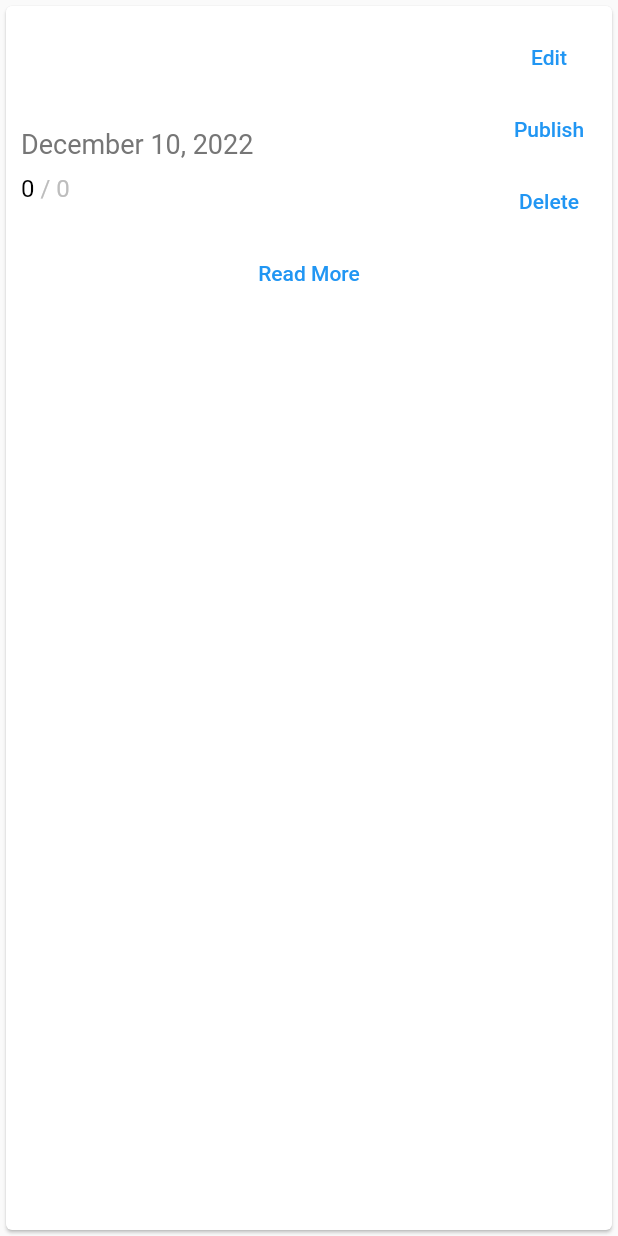
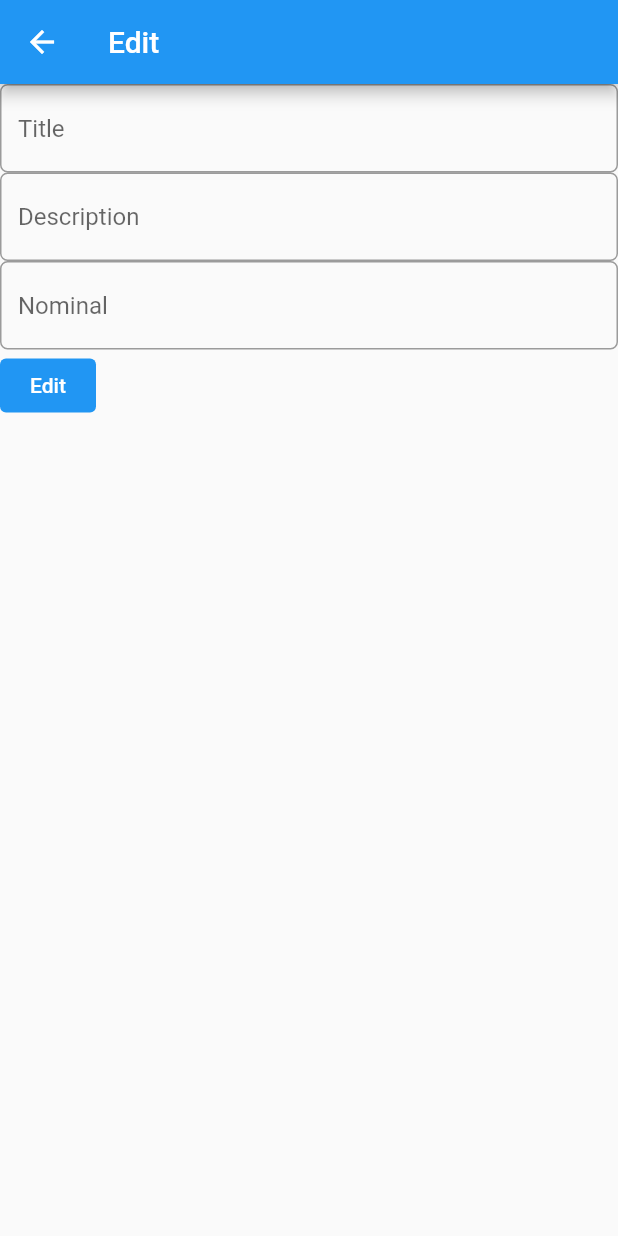
Before and after one commit to Insta-x/start-in-mobile, a Flutter app: the UserProjectCard widget shown alone on an empty page, opened directly with empty values, after a tap on "Edit", on a phone screen of 412 x 824 dp. Run offline on Flutter 3.47's test engine with Material 2 defaults, Android fonts, the phone set to English and light mode, and no system bars; missing offline and left inert: pbp_django_auth.

Commit message:
edit project

```diff
--- /dev/null
+++ b/lib/pages/projects/edit_project.dart
@@ -0,0 +1,164 @@
+import 'package:flutter/material.dart';
+import 'package:flutter/services.dart';
+import 'package:provider/provider.dart';
+import 'package:pbp_django_auth/pbp_django_auth.dart';
+import 'package:start_in_mobile/models/project.dart';
+import 'package:start_in_mobile/queries/projects/donate_project.dart';
+import 'package:start_in_mobile/queries/projects/edit_project.dart';
+
+class EditProjectPage extends StatefulWidget {
+  final int projectId;
+  const EditProjectPage({super.key, required this.projectId});
+
+  @override
+  State<EditProjectPage> createState() => _EditProjectPageState();
+}
+
+class _EditProjectPageState extends State<EditProjectPage> {
+  final _editProjectFormKey = GlobalKey<FormState>();
+
+  String title = '';
+  String description = '';
+  int donationTarget = 0;
+
+  @override
+  Widget build(BuildContext context) {
+    final request = context.watch<CookieRequest>();
+    // The rest of your widgets are down below
+    return Scaffold(
+      appBar: AppBar(
+        title: Text('Edit'),
+        leading: IconButton(
+          icon: const Icon(Icons.arrow_back),
+          onPressed: () {
+            Navigator.pop(context);
+          },
+        ),
+      ),
+      body: Form(
+        key: _editProjectFormKey,
+        child: SingleChildScrollView(
+          child: Column(
+            crossAxisAlignment: CrossAxisAlignment.start,
+            children: [
+              TextFormField(
+                decoration: InputDecoration(
+                  hintText: "Title",
+                  // Menambahkan circular border agar lebih rapi
+                  border: OutlineInputBorder(
+                    borderRadius: BorderRadius.circular(5.0),
+                  ),
+                ),
+                // Menambahkan behavior saat nama diketik
+                onChanged: (String? value) {
+                  setState(() {
+                    title = value!;
+                  });
+                },
+                // Menambahkan behavior saat data disimpan
+                onSaved: (String? value) {
+                  setState(() {
+                    title = value!;
+                  });
+                },
+                // Validator sebagai validasi form
+                validator: (String? value) {
+                  if (value == null || value.isEmpty) {
+                    return 'Judul tidak boleh kosong!';
+                  }
+                  return null;
+                },
+              ),
+              TextFormField(
+                keyboardType: TextInputType.multiline,
+                maxLines: null,
+                decoration: InputDecoration(
+                  hintText: "Description",
+                  // Menambahkan circular border agar lebih rapi
+                  border: OutlineInputBorder(
+                    borderRadius: BorderRadius.circular(5.0),
+                  ),
+                ),
+                // Menambahkan behavior saat nama diketik
+                onChanged: (String? value) {
+                  setState(() {
+                    description = value!;
+                  });
+                },
+                // Menambahkan behavior saat data disimpan
+                onSaved: (String? value) {
+                  setState(() {
+                    description = value!;
+                  });
+                },
+                // Validator sebagai validasi form
+                validator: (String? value) {
+                  if (value == null || value.isEmpty) {
+                    return 'Description tidak boleh kosong!';
+                  }
+                  return null;
+                },
+              ),
+              TextFormField(
+                decoration: InputDecoration(
+                  hintText: "Nominal",
+                  // Menambahkan circular border agar lebih rapi
+                  border: OutlineInputBorder(
+                    borderRadius: BorderRadius.circular(5.0),
+                  ),
+                ),
+                keyboardType: TextInputType.number,
+                inputFormatters: <TextInputFormatter>[
+                  FilteringTextInputFormatter.digitsOnly
+                ],
+                // Menambahkan behavior saat nama diketik
+                onChanged: (String? value) {
+                  setState(() {
+                    if (int.tryParse(value!) != null) {
+                      donationTarget = int.parse(value);
+                    }
+                  });
+                },
+                // Menambahkan behavior saat data disimpan
+                onSaved: (String? value) {
+                  setState(() {
+                    if (int.tryParse(value!) != null) {
+                      donationTarget = int.parse(value);
+                    }
+                  });
+                },
+                // Validator sebagai validasi form
+                validator: (String? value) {
+                  if (value == null || value.isEmpty) {
+                    return 'Nominal tidak boleh kosong!';
+                  } else if (int.tryParse(value) == null) {
+                    return 'Nominal harus berupa angka!';
+                  } else if (int.tryParse(value)! < 1) {
+                    return 'Nominal harus positif!';
+                  }
+                  return null;
+                },
+              ),
+              TextButton(
+                style: ButtonStyle(
+                  backgroundColor: MaterialStateProperty.all(Colors.blue),
+                ),
+                onPressed: () async {
+                  if (_editProjectFormKey.currentState!.validate()) {
+                    await editProject(request, widget.projectId, title,
+                            description, donationTarget)
+                        .then((value) => Navigator.pop(context));
+                  }
+                },
+                child: const Text(
+                  "Edit",
+                  style: TextStyle(color: Colors.white),
+                ),
+              ),
+            ],
+          ),
+        ),
+      ),
+    );
+  }
+}
--- a/lib/pages/projects/project.dart
+++ b/lib/pages/projects/project.dart
@@ -110,7 +110,7 @@ class _ProjectPageState extends State<ProjectPage> {
                                     context,
                                     MaterialPageRoute(
                                       builder: (context) => request.loggedIn
-                                          ? DonatePage(
+                                          ? DonateProjectPage(
                                               projectId: snapshot.data!.id)
                                           : const LoginPage(),
                                     ),
--- a/lib/pages/projects/widgets/user_project_card.dart
+++ b/lib/pages/projects/widgets/user_project_card.dart
@@ -3,9 +3,9 @@ import 'package:provider/provider.dart';
 import 'package:intl/intl.dart';
 import 'package:pbp_django_auth/pbp_django_auth.dart';
 import 'package:start_in_mobile/models/project.dart';
+import 'package:start_in_mobile/pages/projects/edit_project.dart';
 import 'package:start_in_mobile/pages/projects/project.dart';
 import 'package:start_in_mobile/pages/projects/projects_home.dart';
-import 'package:start_in_mobile/pages/projects/widgets/project_like_button.dart';
 import 'package:start_in_mobile/queries/projects/delete_project.dart';
 import 'package:start_in_mobile/queries/projects/done_project.dart';
 import 'package:start_in_mobile/queries/projects/publish_project.dart';
@@ -84,7 +84,13 @@ class _UserProjectCardState extends State<UserProjectCard> {
                     Visibility(
                       visible: !widget.project.isPublished,
                       child: TextButton(
-                        onPressed: () {},
+                        onPressed: () {
+                          Navigator.push(
+                              context,
+                              MaterialPageRoute(
+                                  builder: ((context) => EditProjectPage(
+                                      projectId: widget.project.id))));
+                        },
                         child: Text('Edit'),
                       ),
                     ),
--- a/lib/queries/projects/edit_project.dart
+++ b/lib/queries/projects/edit_project.dart
@@ -0,0 +1,15 @@
+import 'package:pbp_django_auth/pbp_django_auth.dart';
+import 'package:start_in_mobile/models/project.dart';
+
+Future<bool> editProject(CookieRequest request, int projectId, String title,
+    String description, int donationTarget) async {
+  print(request.headers);
+  final responseData = await request.post(
+      'https://start-in.up.railway.app/projects/api/edit-project/$projectId', {
+    'title': title,
+    'description': description,
+    'donation_target': donationTarget.toString(),
+  });
+
+  return responseData['status'] == 'Success';
+}
```
Also changed, not shown: lib/pages/projects/donate_project.dart (+7 -7 lines).
